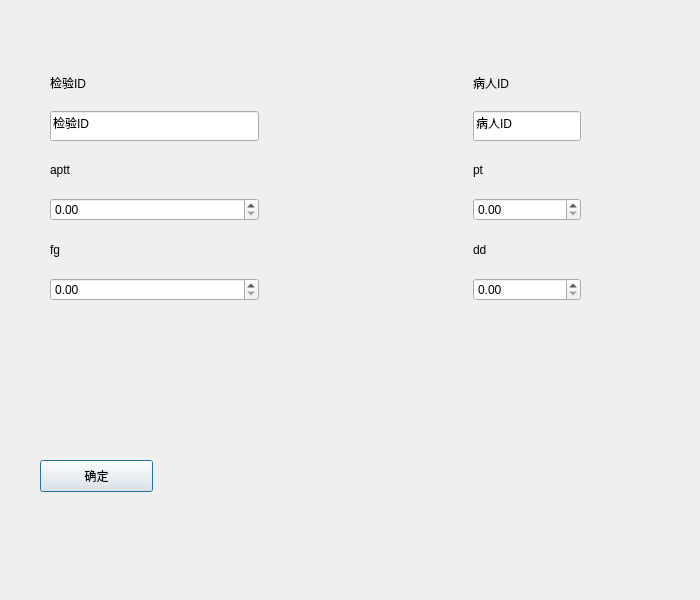
Before: the Qt Designer form UI/InsertResult.ui in lemonhhh/Clinic_Test_Data_Software, drawn with Qt 5.
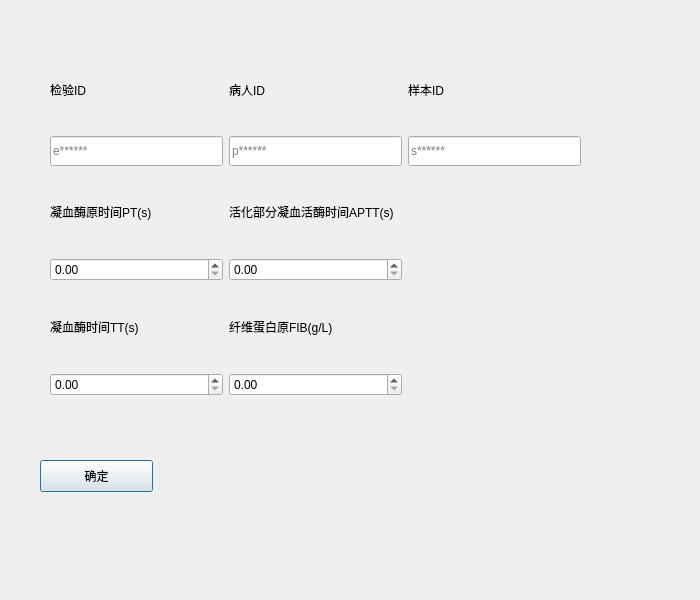
After: the same form once the commit is applied.

```diff
--- a/UI/InsertResult.ui
+++ b/UI/InsertResult.ui
@@ -29,94 +29,52 @@
    <property name="geometry">
     <rect>
      <x>50</x>
-     <y>60</y>
+     <y>50</y>
      <width>531</width>
-     <height>241</height>
+     <height>346</height>
     </rect>
    </property>
    <layout class="QGridLayout" name="gridLayout">
+    <item row="1" column="2">
+     <widget class="QLineEdit" name="lineEdit_sampleID">
+      <property name="minimumSize">
+       <size>
+        <width>0</width>
+        <height>30</height>
+       </size>
+      </property>
+      <property name="text">
+       <string/>
+      </property>
+      <property name="placeholderText">
+       <string>s******</string>
+      </property>
+     </widget>
+    </item>
+    <item row="11" column="0">
+     <widget class="QDoubleSpinBox" name="value_tt"/>
+    </item>
     <item row="8" column="0">
-     <widget class="QDoubleSpinBox" name="value_fg"/>
-    </item>
-    <item row="4" column="2" colspan="2">
-     <widget class="QDoubleSpinBox" name="value_pt"/>
-    </item>
-    <item row="2" column="0">
-     <widget class="QLabel" name="label_type">
-      <property name="styleSheet">
-       <string notr="true">font: 13pt &quot;Hei&quot;;</string>
-      </property>
-      <property name="text">
-       <string>aptt</string>
-      </property>
-     </widget>
-    </item>
-    <item row="5" column="0">
      <widget class="QLabel" name="label_fg">
       <property name="styleSheet">
        <string notr="true">font: 13pt &quot;Hei&quot;;</string>
       </property>
       <property name="text">
-       <string>fg</string>
+       <string>凝血酶时间TT(s)</string>
       </property>
      </widget>
     </item>
-    <item row="2" column="2">
-     <widget class="QLabel" name="label_size">
+    <item row="6" column="1">
+     <widget class="QLabel" name="label_type">
       <property name="styleSheet">
        <string notr="true">font: 13pt &quot;Hei&quot;;</string>
       </property>
       <property name="text">
-       <string>pt</string>
+       <string>活化部分凝血活酶时间APTT(s)</string>
       </property>
      </widget>
     </item>
-    <item row="4" column="0">
-     <widget class="QDoubleSpinBox" name="value_aptt"/>
-    </item>
-    <item row="8" column="2" colspan="2">
-     <widget class="QDoubleSpinBox" name="value_dd"/>
-    </item>
-    <item row="4" column="1">
-     <spacer name="horizontalSpacer_4">
-      <property name="orientation">
-       <enum>Qt::Horizontal</enum>
-      </property>
-      <property name="sizeHint" stdset="0">
-       <size>
-        <width>40</width>
-        <height>20</height>
-       </size>
-      </property>
-     </spacer>
-    </item>
-    <item row="2" column="1">
-     <spacer name="horizontalSpacer_3">
-      <property name="orientation">
-       <enum>Qt::Horizontal</enum>
-      </property>
-      <property name="sizeHint" stdset="0">
-       <size>
-        <width>40</width>
-        <height>20</height>
-       </size>
-      </property>
-     </spacer>
-    </item>
     <item row="1" column="1">
-     <spacer name="horizontalSpacer">
-      <property name="orientation">
-       <enum>Qt::Horizontal</enum>
-      </property>
-      <property name="sizeHint" stdset="0">
-       <size>
-        <width>40</width>
-        <height>20</height>
-       </size>
-      </property>
-     </spacer>
-    </item>
-    <item row="1" column="2" colspan="2">
      <widget class="QLineEdit" name="lineEdit_patientID">
       <property name="minimumSize">
        <size>
@@ -125,36 +83,39 @@
        </size>
       </property>
       <property name="text">
-       <string>病人ID</string>
+       <string/>
       </property>
       <property name="placeholderText">
-       <string>编号</string>
+       <string>p******</string>
       </property>
      </widget>
     </item>
-    <item row="5" column="2">
+    <item row="7" column="0">
+     <widget class="QDoubleSpinBox" name="value_pt"/>
+    </item>
+    <item row="7" column="1">
+     <widget class="QDoubleSpinBox" name="value_aptt"/>
+    </item>
+    <item row="0" column="2">
+     <widget class="QLabel" name="label_exam_2">
+      <property name="styleSheet">
+       <string notr="true">font: 13pt &quot;Hei&quot;;</string>
+      </property>
+      <property name="text">
+       <string>样本ID</string>
+      </property>
+     </widget>
+    </item>
+    <item row="8" column="1">
      <widget class="QLabel" name="label_dd">
       <property name="styleSheet">
        <string notr="true">font: 13pt &quot;Hei&quot;;</string>
       </property>
       <property name="text">
-       <string>dd</string>
+       <string>纤维蛋白原FIB(g/L)</string>
       </property>
      </widget>
     </item>
-    <item row="0" column="1">
-     <spacer name="horizontalSpacer_2">
-      <property name="orientation">
-       <enum>Qt::Horizontal</enum>
-      </property>
-      <property name="sizeHint" stdset="0">
-       <size>
-        <width>40</width>
-        <height>20</height>
-       </size>
-      </property>
-     </spacer>
-    </item>
     <item row="1" column="0">
      <widget class="QLineEdit" name="lineEdit_examID">
       <property name="minimumSize">
@@ -164,20 +125,10 @@
        </size>
       </property>
       <property name="text">
-       <string>检验ID</string>
+       <string/>
       </property>
       <property name="placeholderText">
-       <string>姓名</string>
-      </property>
-     </widget>
-    </item>
-    <item row="0" column="2">
-     <widget class="QLabel" name="label_ID">
-      <property name="styleSheet">
-       <string notr="true">font: 13pt &quot;Hei&quot;;</string>
-      </property>
-      <property name="text">
-       <string>病人ID</string>
+       <string>e******</string>
       </property>
      </widget>
     </item>
@@ -191,31 +142,28 @@
       </property>
      </widget>
     </item>
-    <item row="8" column="1">
-     <spacer name="horizontalSpacer_9">
-      <property name="orientation">
-       <enum>Qt::Horizontal</enum>
+    <item row="0" column="1">
+     <widget class="QLabel" name="label_ID">
+      <property name="styleSheet">
+       <string notr="true">font: 13pt &quot;Hei&quot;;</string>
       </property>
-      <property name="sizeHint" stdset="0">
-       <size>
-        <width>40</width>
-        <height>20</height>
-       </size>
+      <property name="text">
+       <string>病人ID</string>
       </property>
-     </spacer>
+     </widget>
     </item>
-    <item row="5" column="1">
-     <spacer name="horizontalSpacer_10">
-      <property name="orientation">
-       <enum>Qt::Horizontal</enum>
+    <item row="11" column="1">
+     <widget class="QDoubleSpinBox" name="value_fib"/>
+    </item>
+    <item row="6" column="0">
+     <widget class="QLabel" name="label_size">
+      <property name="styleSheet">
+       <string notr="true">font: 13pt &quot;Hei&quot;;</string>
       </property>
-      <property name="sizeHint" stdset="0">
-       <size>
-        <width>40</width>
-        <height>20</height>
-       </size>
+      <property name="text">
+       <string>凝血酶原时间PT(s)</string>
       </property>
-     </spacer>
+     </widget>
     </item>
    </layout>
   </widget>
```
